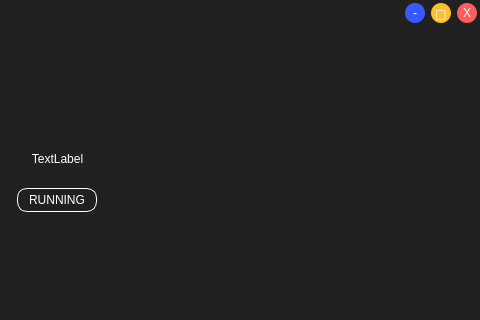
Old version of the form mainwindow.ui in the repository illud/crono; both pictures show x 624 to 1104 and y 0 to 320 of the 1104 by 660 pixel window.
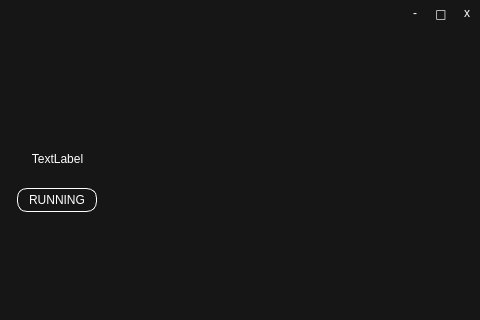
New version of the form. The open tabs and pages were chosen to show the change. Custom widgets are drawn as their Qt base class.

Commit message: change number of columnds depending of size window

What changed in the file:
```diff
--- a/mainwindow.ui
+++ b/mainwindow.ui
@@ -17,7 +17,7 @@
    <double>1.000000000000000</double>
   </property>
   <property name="styleSheet">
-   <string notr="true">background-color: rgb(33, 33, 33); </string>
+   <string notr="true">background-color: rgb(22, 22, 22);</string>
   </property>
   <property name="tabShape">
    <enum>QTabWidget::Rounded</enum>
@@ -341,7 +341,8 @@
            </rect>
           </property>
           <property name="styleSheet">
-           <string notr="true">color: rgb(255, 255, 255);
+           <string notr="true">background-color: transparent;
+color: rgb(255, 255, 255);
 font: 900 12pt &quot;Arial Black&quot;;</string>
           </property>
           <property name="text">
@@ -424,7 +425,8 @@
             </rect>
            </property>
            <property name="styleSheet">
-            <string notr="true">color: rgb(255, 255, 255);
+            <string notr="true">background-color: transparent;
+color: rgb(255, 255, 255);
 font: 900 12pt &quot;Arial Black&quot;;</string>
            </property>
            <property name="text">
@@ -447,7 +449,8 @@
             </rect>
            </property>
            <property name="styleSheet">
-            <string notr="true">color: rgb(255, 255, 255);
+            <string notr="true">background-color: transparent;
+color: rgb(255, 255, 255);
 font: 900 10pt &quot;Arial Black&quot;;</string>
            </property>
            <property name="text">
@@ -513,7 +516,8 @@
         </property>
         <property name="styleSheet">
          <string notr="true">QPushButton#minimizeBtn { 
-	background-color: rgb(58, 88, 255);
+background-color: transparent;
+	/*background-color: rgb(58, 88, 255);*/
 	font: 900 9pt &quot;Arial Black&quot;;
 	color: rgb(255, 255, 255);
     border: 0px;
@@ -563,7 +567,9 @@
         </property>
         <property name="styleSheet">
          <string notr="true">QPushButton#maxBtn { 
-	background-color: rgb(251, 192, 45);
+background-color: transparent;
+	/*background-color: rgb(251, 192, 45);*/
+	
 	font: 900 9pt &quot;Arial Black&quot;;
 	color: rgb(255, 255, 255);
     border: 0px;
@@ -605,7 +611,9 @@
         </property>
         <property name="styleSheet">
          <string notr="true">QPushButton#btnClose { 
-	background-color: rgb(255, 92, 92);
+background-color: transparent;
+	/*	background-color: rgb(255, 92, 92);*/
+
 	font: 900 9pt &quot;Arial Black&quot;;
 	color: rgb(255, 255, 255);
     border: 0px;
@@ -630,7 +638,7 @@
 </string>
         </property>
         <property name="text">
-         <string>X</string>
+         <string>x</string>
         </property>
        </widget>
       </item>
@@ -651,7 +659,7 @@
         </property>
         <property name="styleSheet">
          <string notr="true">border-right-color: rgb(255, 255, 255);
-background-color: rgba(44, 44, 44, 100);</string>
+background-color: rgba(33, 33, 33, 60);</string>
         </property>
         <property name="frameShape">
          <enum>QFrame::StyledPanel</enum>
```
The commit also changes 2 other files.
